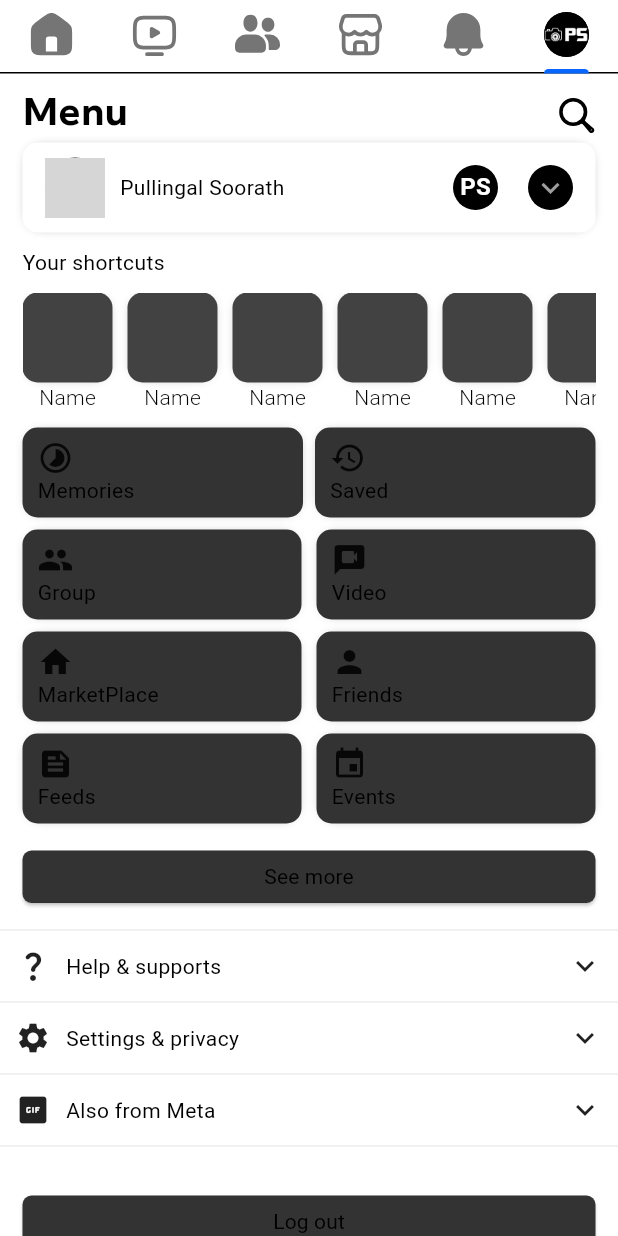
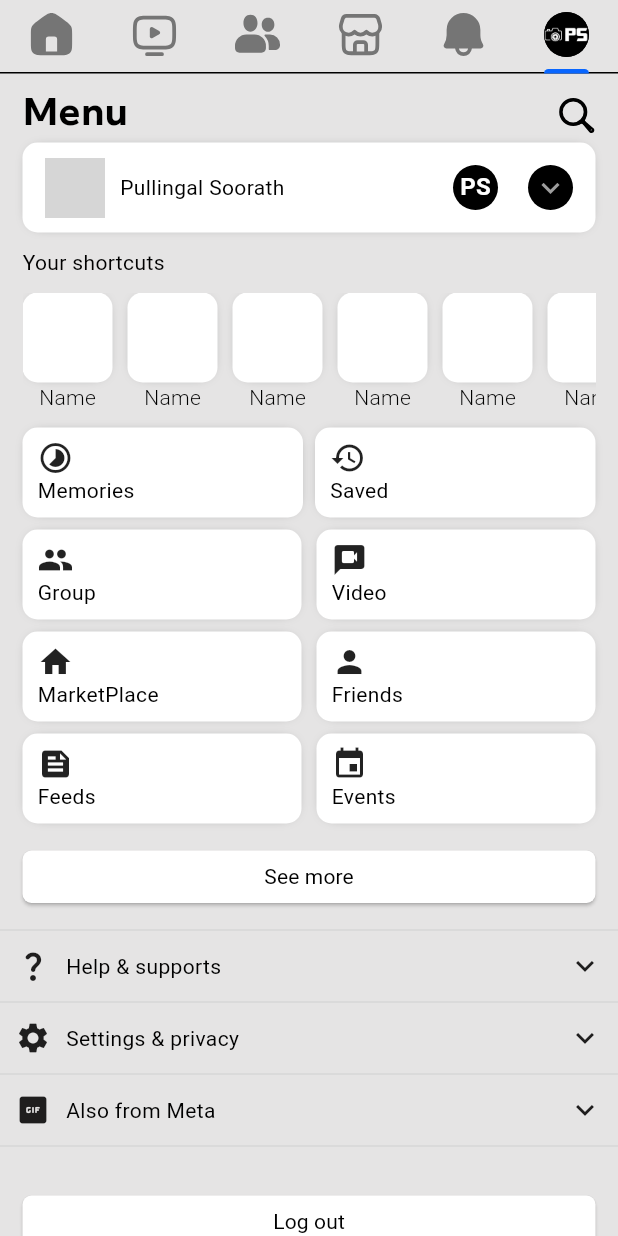
Before and after one commit to PullingalSoorath/Facebook-UI, a Flutter app: the screen it shows after launch, tab 6 chosen, on a phone screen of 412 x 824 dp. Run offline on Flutter 3.47's test engine with Material 3 defaults, Android fonts, the phone set to English and light mode, and no system bars; our stand-ins replace flutter_svg; network calls fail; grey boxes are pictures that could not be loaded.

Commit message:
theme bug fixed

```diff
--- a/lib/screen/tabs/friends.dart
+++ b/lib/screen/tabs/friends.dart
@@ -39,7 +39,7 @@ class FriendsPage extends StatelessWidget {
                   decoration: BoxDecoration(
                     borderRadius: BorderRadius.circular(50),
                     color: Theme.of(context).brightness == Brightness.light
-                        ? Colors.grey[300]
+                        ? Colors.grey[400]
                         : Colors.grey[800],
                   ),
                   padding: const EdgeInsets.symmetric(
@@ -60,7 +60,7 @@ class FriendsPage extends StatelessWidget {
                   decoration: BoxDecoration(
                     borderRadius: BorderRadius.circular(50),
                     color: Theme.of(context).brightness == Brightness.light
-                        ? Colors.grey[300]
+                        ? Colors.grey[400]
                         : Colors.grey[800],
                   ),
                   padding: const EdgeInsets.symmetric(
@@ -214,9 +214,7 @@ class FriendsPage extends StatelessWidget {
                                             ),
                                           ),
                                         ),
-                                        onPressed: () {
-
-                                        },
+                                        onPressed: () {},
                                         child: const Text('Confirm'),
                                       ),
                                     ),
@@ -233,7 +231,7 @@ class FriendsPage extends StatelessWidget {
                                             MaterialStatePropertyAll(
                                           Theme.of(context).brightness ==
                                                   Brightness.light
-                                              ? Colors.grey[300]
+                                              ? Colors.grey[400]
                                               : Colors.grey[800],
                                         ),
                                         shape: MaterialStatePropertyAll(
--- a/lib/screen/tabs/profile.dart
+++ b/lib/screen/tabs/profile.dart
@@ -11,6 +11,10 @@ class MyProfile extends StatelessWidget {
   @override
   Widget build(BuildContext context) {
     return Scaffold(
+      backgroundColor:
+          Theme.of(context).colorScheme.brightness == Brightness.light
+              ? const Color.fromARGB(255, 229, 228, 228)
+              : Theme.of(context).colorScheme.background,
       body: ListView(
         children: [
           Padding(
@@ -68,7 +72,11 @@ class MyProfile extends StatelessWidget {
                         Row(
                           children: [
                             CircleAvatar(
-                              backgroundColor: Colors.grey[900],
+                              backgroundColor:
+                                  Theme.of(context).colorScheme.brightness ==
+                                          Brightness.dark
+                                      ? Colors.grey[900]
+                                      : Colors.white,
                               foregroundImage: const NetworkImage(
                                 'https://i.pinimg.com/736x/44/9d/88/449d888ffe68af55c7cfd1951ea617af.jpg',
                               ),
@@ -154,7 +162,10 @@ class MyProfile extends StatelessWidget {
                                   offset: const Offset(0, 0),
                                 ),
                               ],
-                              color: Colors.grey[800],
+                              color: Theme.of(context).colorScheme.brightness ==
+                                      Brightness.dark
+                                  ? Colors.grey[800]
+                                  : Colors.white,
                               borderRadius: BorderRadius.circular(10),
                             ),
                           ),
@@ -264,8 +275,11 @@ class MyProfile extends StatelessWidget {
                           ),
                         ),
                       ),
-                      backgroundColor: const MaterialStatePropertyAll(
-                        Color.fromARGB(255, 51, 51, 51),
+                      backgroundColor: MaterialStatePropertyAll(
+                        Theme.of(context).colorScheme.brightness ==
+                                Brightness.dark
+                            ? Colors.grey[800]
+                            : Colors.white,
                       ),
                     ),
                     onPressed: () {},
@@ -327,8 +341,10 @@ class MyProfile extends StatelessWidget {
                       ),
                     ),
                   ),
-                  backgroundColor: const MaterialStatePropertyAll(
-                    Color.fromARGB(255, 51, 51, 51),
+                  backgroundColor: MaterialStatePropertyAll(
+                    Theme.of(context).colorScheme.brightness == Brightness.dark
+                        ? Colors.grey[800]
+                        : Colors.white,
                   ),
                 ),
                 onPressed: () {},
@@ -411,7 +427,9 @@ class ProfileGridItems extends StatelessWidget {
               offset: const Offset(0, 0),
             ),
           ],
-          color: const Color.fromARGB(255, 51, 51, 51),
+          color: Theme.of(context).colorScheme.brightness == Brightness.dark
+              ? Colors.grey[800]
+              : Colors.white,
           borderRadius: BorderRadius.circular(10),
         ),
         child: Padding(
--- a/lib/theme/themedata.dart
+++ b/lib/theme/themedata.dart
@@ -3,7 +3,7 @@ import 'package:flutter/material.dart';
 final ThemeData lightTheme = ThemeData(
   brightness: Brightness.light,
   colorScheme: const ColorScheme.light(
-    background: Colors.white,
+    background: Color.fromARGB(255, 229, 228, 228),
     primary: Colors.black,
     secondary: Colors.white,
     onPrimary: Colors.grey,
--- a/lib/widget/join_groups.dart
+++ b/lib/widget/join_groups.dart
@@ -106,7 +106,7 @@ class _JoinGroupsState extends State<JoinGroups> {
               ),
             ),
             Container(
-              height: 445,
+              height: 455,
               width: double.infinity,
               color: Colors.transparent,
               child: ListView.builder(
@@ -118,9 +118,7 @@ class _JoinGroupsState extends State<JoinGroups> {
                   final pics = group['pics'];
 
                   return Padding(
-                    padding: const EdgeInsets.symmetric(
-                      horizontal: 5,
-                    ),
+                    padding: const EdgeInsets.symmetric(horizontal: 5),
                     child: Container(
                       decoration: BoxDecoration(
                         border: Border.all(
@@ -152,7 +150,11 @@ class _JoinGroupsState extends State<JoinGroups> {
                           ),
                           Padding(
                             padding: const EdgeInsets.only(
-                                left: 15, right: 15, top: 10),
+                              left: 15,
+                              right: 15,
+                              top: 10,
+                              // bottom: 10,
+                            ),
                             child: Column(
                               crossAxisAlignment: CrossAxisAlignment.start,
                               children: [
```
